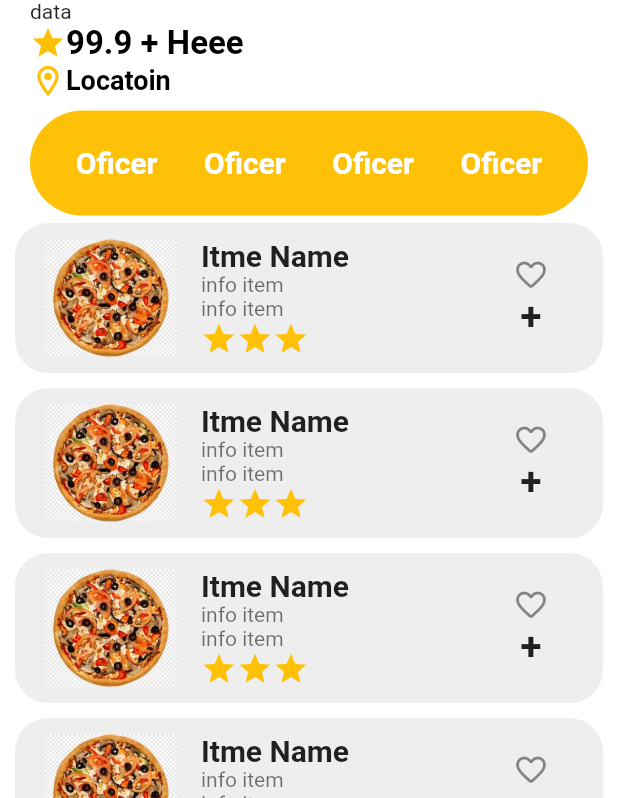
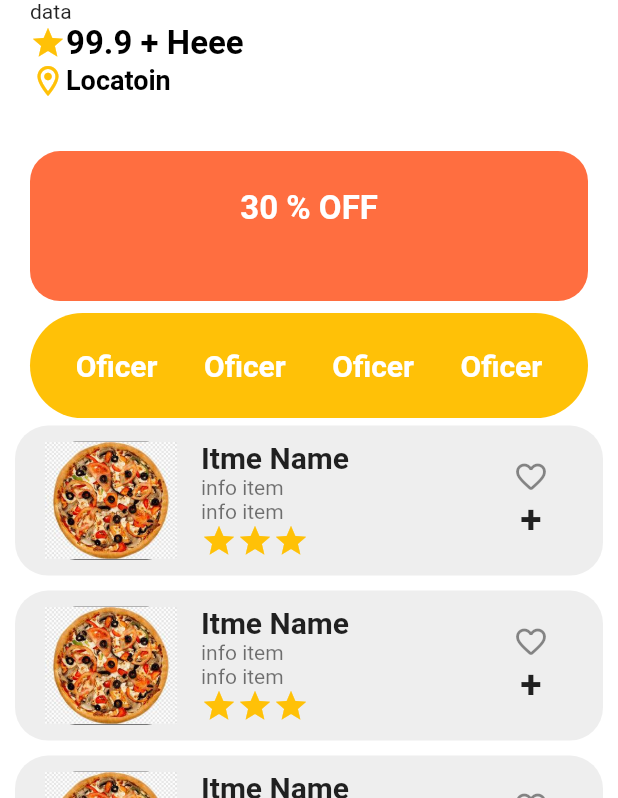
Before and after one commit to m-maqshm/restrins, a Flutter app: the screen it shows after launch, on a phone screen of 412 x 824 dp, the part 438-1236 px from its top. Run offline on Flutter 3.47's test engine with Material 2 defaults, Android fonts, the light colour scheme and no system bars.

Commit message:
last 12:57

```diff
--- a/lib/main.dart
+++ b/lib/main.dart
@@ -1,6 +1,7 @@
 import 'package:flutter/material.dart';
 import 'package:foude/homeScri.dart';
 import 'package:foude/scanpage.dart';
+import 'package:foude/thardPage.dart';
 
 void main() {
   runApp(const MyApp());
@@ -13,6 +14,6 @@ class MyApp extends StatelessWidget {
   @override
   Widget build(BuildContext context) {
     return MaterialApp(
-      home: Scan(),
+      home: thardpage(),
 
     );}}
--- /dev/null
+++ b/lib/thardPage.dart
@@ -0,0 +1,227 @@
+import 'package:flutter/material.dart';
+
+class thardpage extends StatelessWidget {
+  const thardpage({super.key});
+
+  @override
+  Widget build(BuildContext context) {
+    return Scaffold(
+      body: SingleChildScrollView(
+        child: Container(
+          color: Colors.red,
+          child: Column(
+            // crossAxisAlignment: CrossAxisAlignment.start,
+            children: [
+              Container(
+                height: 200,
+                child: Row(
+                  mainAxisAlignment: MainAxisAlignment.spaceBetween,
+                  children: [
+                    Container(
+                      margin: EdgeInsets.all(20),
+                      child: Text("Mega Deal",style: TextStyle(fontSize: 23,color: Colors.white),),
+                    ),
+                    // SizedBox(
+                    //     child: Image.asset(
+                    //       "assets/images/ss.jpeg",
+                    //       fit: BoxFit.fill,
+                    //     )),
+                  ],
+                ),
+              ),
+              Container(
+                width: double.infinity,
+                height: MediaQuery.of(context).size.height,
+                decoration: BoxDecoration(
+                    color: Colors.white,
+                    borderRadius: BorderRadius.circular(30)),
+                child: Column(
+                    children: [
+
+                      Row(
+
+                        children: [
+                          Expanded(flex: 1,child: Container(
+
+                              decoration: BoxDecoration(
+                                  borderRadius: BorderRadius.circular(20),
+                                  color: Colors.black
+                              ),
+
+                              child:  Image.asset('assets/images/images.jpeg',fit: BoxFit.cover,)),
+                          ),
+                          Expanded(
+                            flex: 3,child: Container(
+                            padding: EdgeInsets.only(top: 6),
+                            child: ListTile(
+                              title: Text("MC Donlds ",style: TextStyle(fontSize: 25,fontWeight: FontWeight.bold),),
+                              trailing: Icon(Icons.favorite_outline_rounded),
+                              subtitle: Column(
+                                crossAxisAlignment: CrossAxisAlignment.start,
+                                children: [
+                                  Text("info item"),
+                                ],
+                              ),
+                            ),
+                          ),)
+
+/*                               Image.asset('assets/images/images.jpeg',fit: BoxFit.cover,)),
+                                  ),
+                                )*/
+                        ],
+                      ),
+                      // Container(
+
+                      Container(
+                          padding: EdgeInsets.symmetric(horizontal: 20),
+                          // width: 400,
+                          child: Column(
+                            crossAxisAlignment: CrossAxisAlignment.start,
+                            children: [
+                              Text("data",textAlign: TextAlign.start),
+                              Row(children: [
+                                Icon(Icons.star,color: Colors.amber,),
+                                Text("99.9 + ",style: TextStyle(fontWeight: FontWeight.bold,fontSize: 22,color: Colors.black),),
+                                Text("Heee ",style: TextStyle(fontWeight: FontWeight.bold,fontSize: 22,color: Colors.black),),
+
+                              ],),
+                              SizedBox(width: 4,),
+                              Row(children: [
+                                Icon(Icons.location_on_outlined,color: Colors.amber,),
+                                Text("Locatoin ",style: TextStyle(fontWeight: FontWeight.bold,fontSize: 18,color: Colors.black),),
+
+                              ],),
+                              Container(
+                                padding: EdgeInsets.all(25),
+                                margin: EdgeInsets.only(top: 35),
+                                decoration: BoxDecoration(
+                                  borderRadius: BorderRadius.circular(20),
+                                  color: Colors.deepOrangeAccent,
+                                ),
+                                width: MediaQuery.of(context).size.width - 30,
+                                height: 100,
+                                child: Column(
+                                  mainAxisAlignment: MainAxisAlignment.spaceBetween,
+                                  children: [
+                                    Text(
+                                      ("30 % OFF"),
+                                      style: TextStyle(
+                                          fontSize: 22,
+                                          fontWeight: FontWeight.bold,
+                                          color: Colors.white),
+                                    ),
+
+                                  ],
+                                ),
+                              ),
+                              SizedBox(height: 8,),
+                              Container(
+                                  width: 500,
+                                  height: 70,
+                                  // margin: EdgeInsets.all(15),
+                                  padding: EdgeInsets.all(15),
+                                  decoration: BoxDecoration(
+                                      borderRadius: BorderRadius.circular(40),
+                                      color: Colors.amber
+                                  ),
+                                  child: Row(
+                                    mainAxisAlignment: MainAxisAlignment.spaceAround,
+                                    crossAxisAlignment: CrossAxisAlignment.center,
+                                    children: [
+                                      Text("Oficer",style: TextStyle(fontWeight: FontWeight.bold,fontSize: 20,color: Colors.white)),
+                                      Text("Oficer",style: TextStyle(fontWeight: FontWeight.bold,fontSize: 20,color: Colors.white)),
+                                      Text("Oficer",style: TextStyle(fontWeight: FontWeight.bold,fontSize: 20,color: Colors.white)),
+                                      Text("Oficer",style: TextStyle(fontWeight: FontWeight.bold,fontSize: 20,color: Colors.white)),
+                                    ],
+                                  )),
+                            ],
+                          )),
+                      Expanded(
+                        child: ListView.builder(
+                          // scrollDirection: Axis.horizontal,
+                          itemCount: 7,
+                          itemBuilder: (context, index) {
+                            return Container(
+                              height: 100,
+                              margin: EdgeInsets.symmetric(
+                                  horizontal: 10, vertical: 5),
+                              decoration: BoxDecoration(
+                                color: Colors.grey[200],
+                                borderRadius: BorderRadius.circular(22),
+                              ),
+                              child: Container(
+                                padding: EdgeInsets.symmetric(horizontal: 20),
+                                height: 100,
+                                child: Row(
+
+                                  children: [
+                                    Expanded(flex: 1,child: Container(
+
+                                        decoration: BoxDecoration(
+                                            borderRadius: BorderRadius.circular(20),
+                                            color: Colors.black
+                                        ),
+
+                                        child:  Image.asset('assets/images/images.jpeg',fit: BoxFit.cover,)),
+                                    ),
+                                    Expanded(
+                                      flex: 3,child: Container(
+                                      padding: EdgeInsets.only(top: 6),
+                                      child: ListTile(
+                                        title: Text("Itme Name",style: TextStyle(fontSize: 20,fontWeight: FontWeight.bold),),
+                                        trailing: Column(
+                                          mainAxisAlignment: MainAxisAlignment.spaceAround,
+                                          children: [
+                                            Icon(Icons.favorite_outline_rounded),
+
+                                            Text("+",style: TextStyle(fontSize: 26,fontWeight: FontWeight.bold),),
+                                          ],
+                                        ),
+                                        subtitle: Column(
+                                          crossAxisAlignment: CrossAxisAlignment.start,
+                                          children: [
+                                            Text("info item"),
+                                            Text("info item"),
+                                            Row(
+                                              children: [
+                                                Icon(Icons.star,color: Colors.amber,),
+                                                Icon(Icons.star,color: Colors.amber,),
+                                                Icon(Icons.star,color: Colors.amber,),
+                                              ],
+                                            )
+                                          ],
+                                        ),
+                                      ),
+                                    ),)
+
+/*                                ListTile(
+                                  title: Text("ss"),
+                                  leading: Container(
+
+                                    decoration: BoxDecoration(
+                                      borderRadius: BorderRadius.circular(20),
+                                      color: Colors.black
+                                    ),
+                                    width: 100,
+                                    // height: ,
+                                    child: SizedBox(
+                                        height: 90,
+                                        child: Image.asset('assets/images/images.jpeg',fit: BoxFit.cover,)),
+                                  ),
+                                )*/
+                                  ],
+                                ),
+                              ),
+                            );
+                          },
+                        ),
+                      )
+                    ]),
+              )
+            ],
+          ),
+        ),
+      ),
+    );
+  }
+}
```
